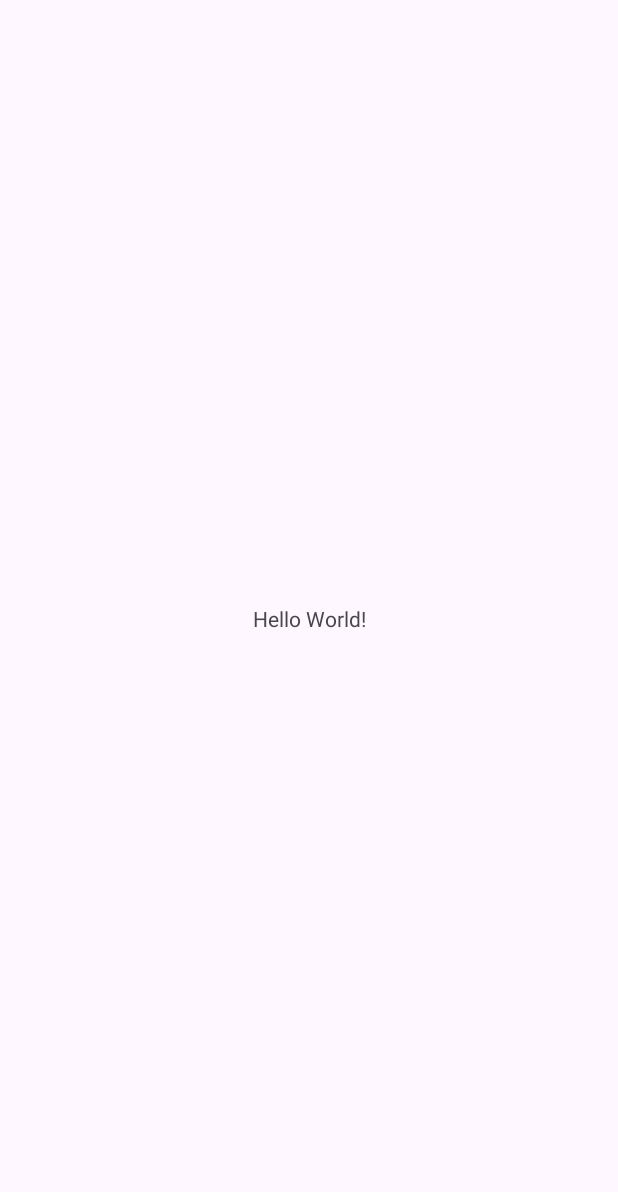
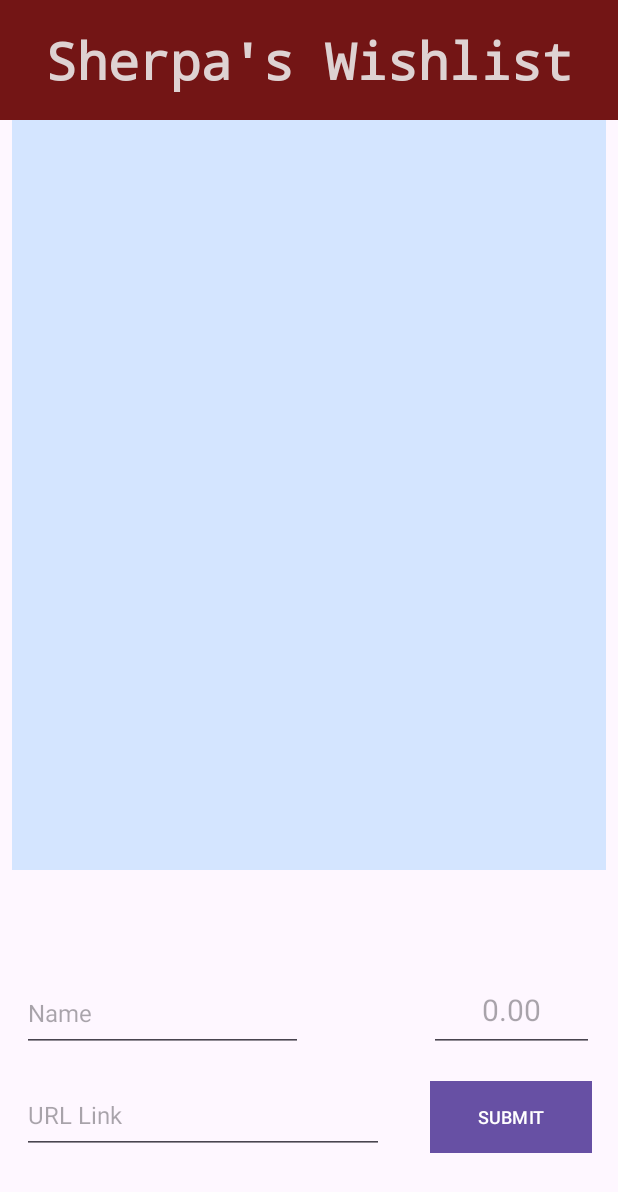
Before and after one commit to TsewangDSherpa/tds22-CS388-001, an Android app: the screen it shows after launch (MainActivity), on a phone screen of 412 x 824 dp. Before the commit the part shown is almost empty. Shown: the top 1192 px of the screen. Run offline under Robolectric (Android 15) with nearby library versions, the light colour scheme and no system bars.

Commit message:
Mostly done with Project

```diff
--- a/Projects/Wishlist/app/src/main/AndroidManifest.xml
+++ b/Projects/Wishlist/app/src/main/AndroidManifest.xml
@@ -14,7 +14,9 @@
         tools:targetApi="31">
         <activity
             android:name=".MainActivity"
-            android:exported="true">
+            android:exported="true"
+            android:windowSoftInputMode="adjustPan"
+            >
             <intent-filter>
                 <action android:name="android.intent.action.MAIN" />
 
--- a/Projects/Wishlist/app/src/main/java/com/sherpa/wishlist/MainActivity.kt
+++ b/Projects/Wishlist/app/src/main/java/com/sherpa/wishlist/MainActivity.kt
@@ -1,20 +1,58 @@
 package com.sherpa.wishlist
 
+import android.content.Context
 import android.os.Bundle
+import android.util.Log
+import android.view.View
+import android.view.inputmethod.InputMethodManager
+import android.widget.Button
 import androidx.activity.enableEdgeToEdge
 import androidx.appcompat.app.AppCompatActivity
-import androidx.core.view.ViewCompat
-import androidx.core.view.WindowInsetsCompat
+import androidx.recyclerview.widget.LinearLayoutManager
+import androidx.recyclerview.widget.RecyclerView
+import com.google.android.material.textfield.TextInputEditText
+import com.sherpa.wishlist.adapter.WishListAdapter
+import com.sherpa.wishlist.model.Wishlist
 
 class MainActivity : AppCompatActivity() {
+    lateinit var wishLists: List<Wishlist>
+
     override fun onCreate(savedInstanceState: Bundle?) {
         super.onCreate(savedInstanceState)
         enableEdgeToEdge()
-        setContentView(R.layout.activity_main)
-        ViewCompat.setOnApplyWindowInsetsListener(findViewById(R.id.main)) { v, insets ->
-            val systemBars = insets.getInsets(WindowInsetsCompat.Type.systemBars())
-            v.setPadding(systemBars.left, systemBars.top, systemBars.right, systemBars.bottom)
-            insets
+        setContentView(R.layout.activity_wishitems)
+
+        val wishListRv = findViewById<RecyclerView>(R.id.rvWishItems)
+        wishLists = Wishlist.initWishList()
+
+
+        val adapter = WishListAdapter(wishLists as ArrayList<Wishlist>)
+        wishListRv.adapter = adapter
+
+        wishListRv.layoutManager = LinearLayoutManager(this)
+
+        val addButton = findViewById<Button>(R.id.addButton)
+        val nameEditText = findViewById<TextInputEditText>(R.id.nameEditText)
+        val priceEditText = findViewById<TextInputEditText>(R.id.priceEditText)
+        val urlEditText = findViewById<TextInputEditText>(R.id.urlEditText)
+        fun View.hideKeyboard() {
+            val inputManager = context.getSystemService(Context.INPUT_METHOD_SERVICE) as InputMethodManager
+            inputManager.hideSoftInputFromWindow(windowToken, 0)
+        }
+        addButton.setOnClickListener {
+            val name = nameEditText.text.toString()
+            val price = priceEditText.text.toString().toDouble()
+            val url = urlEditText.text.toString()
+
+
+            if (name.isNotEmpty() && price > 0 && url.isNotEmpty()) {
+                Wishlist.addToWishList(name, price, url)
+                adapter.notifyDataSetChanged()
+                nameEditText.text?.clear()
+                priceEditText.text?.clear()
+                urlEditText.text?.clear()
+                it.hideKeyboard()
+            }
         }
     }
 }
--- /dev/null
+++ b/Projects/Wishlist/app/src/main/java/com/sherpa/wishlist/model/Wishlist.kt
@@ -0,0 +1,20 @@
+package com.sherpa.wishlist.model
+
+class Wishlist (val name: String, val price: Double, val url: String) {
+
+    companion object {
+        private var wishListContainer = ArrayList<Wishlist>()
+
+        fun initWishList() : ArrayList<Wishlist> {
+            return wishListContainer
+        }
+
+        fun addToWishList(name: String, price: Double, url: String) : ArrayList<Wishlist> {
+            val item = Wishlist(name, price, url)
+            wishListContainer.add(item)
+            return wishListContainer
+        }
+
+    }
+
+}
--- a/Projects/Wishlist/app/src/main/res/layout/activity_main.xml
+++ /dev/null
@@ -1,19 +0,0 @@
-<?xml version="1.0" encoding="utf-8"?>
-<androidx.constraintlayout.widget.ConstraintLayout xmlns:android="http://schemas.android.com/apk/res/android"
-    xmlns:app="http://schemas.android.com/apk/res-auto"
-    xmlns:tools="http://schemas.android.com/tools"
-    android:id="@+id/main"
-    android:layout_width="match_parent"
-    android:layout_height="match_parent"
-    tools:context=".MainActivity">
-
-    <TextView
-        android:layout_width="wrap_content"
-        android:layout_height="wrap_content"
-        android:text="Hello World!"
-        app:layout_constraintBottom_toBottomOf="parent"
-        app:layout_constraintEnd_toEndOf="parent"
-        app:layout_constraintStart_toStartOf="parent"
-        app:layout_constraintTop_toTopOf="parent" />
-
-</androidx.constraintlayout.widget.ConstraintLayout>
--- /dev/null
+++ b/Projects/Wishlist/app/src/main/res/layout/activity_wishitems.xml
@@ -0,0 +1,101 @@
+<?xml version="1.0" encoding="utf-8"?>
+<androidx.constraintlayout.widget.ConstraintLayout xmlns:android="http://schemas.android.com/apk/res/android"
+    xmlns:app="http://schemas.android.com/apk/res-auto"
+    xmlns:tools="http://schemas.android.com/tools"
+    android:layout_width="match_parent"
+    android:layout_height="match_parent">
+
+
+
+    <androidx.recyclerview.widget.RecyclerView
+        android:id="@+id/rvWishItems"
+        android:layout_width="396dp"
+        android:layout_height="500dp"
+        android:background="#D4E5FF"
+        app:layout_constraintBottom_toBottomOf="parent"
+        app:layout_constraintEnd_toEndOf="parent"
+        app:layout_constraintStart_toStartOf="parent"
+        app:layout_constraintTop_toBottomOf="@+id/textView2"
+        app:layout_constraintVertical_bias="0.0" />
+
+    <com.google.android.material.textfield.TextInputEditText
+        android:id="@+id/urlEditText"
+        android:layout_width="241dp"
+        android:layout_height="51dp"
+        android:hint="URL Link"
+        android:textAlignment="textStart"
+        android:textSize="16sp"
+        app:layout_constraintBottom_toBottomOf="parent"
+        app:layout_constraintEnd_toEndOf="parent"
+        app:layout_constraintHorizontal_bias="0.086"
+        app:layout_constraintStart_toStartOf="parent"
+        app:layout_constraintTop_toTopOf="parent"
+        app:layout_constraintVertical_bias="0.929"
+        android:maxLines="1"
+        android:ellipsize="end"/>
+
+    <com.google.android.material.textfield.TextInputEditText
+        android:id="@+id/nameEditText"
+        android:layout_width="187dp"
+        android:layout_height="52dp"
+        android:hint="Name"
+        android:textAlignment="textStart"
+        android:textSize="16sp"
+        app:layout_constraintBottom_toBottomOf="parent"
+        app:layout_constraintEnd_toEndOf="parent"
+        app:layout_constraintHorizontal_bias="0.064"
+        app:layout_constraintStart_toStartOf="parent"
+        app:layout_constraintTop_toTopOf="parent"
+        app:layout_constraintVertical_bias="0.841"
+        android:maxLines="1"
+        android:ellipsize="end"/>
+
+    <com.google.android.material.textfield.TextInputEditText
+        android:id="@+id/priceEditText"
+        android:layout_width="110dp"
+        android:layout_height="55dp"
+        android:ellipsize="start"
+        android:hint="0.00"
+        android:inputType="numberDecimal"
+        android:maxLines="1"
+        android:textAlignment="center"
+        android:textSize="20sp"
+        app:layout_constraintBottom_toBottomOf="parent"
+        app:layout_constraintEnd_toEndOf="parent"
+        app:layout_constraintHorizontal_bias="0.947"
+        app:layout_constraintStart_toStartOf="parent"
+        app:layout_constraintTop_toTopOf="parent"
+        app:layout_constraintVertical_bias="0.84" />
+
+    <Button
+        android:id="@+id/addButton"
+        android:layout_width="108dp"
+        android:layout_height="48dp"
+        android:layout_marginStart="8dp"
+        android:background="#4B1010"
+        android:text="SUBMIT"
+        android:textSize="12dp"
+        app:layout_constraintBottom_toBottomOf="parent"
+        app:layout_constraintEnd_toEndOf="parent"
+        app:layout_constraintHorizontal_bias="0.942"
+        app:layout_constraintStart_toStartOf="parent"
+        app:layout_constraintTop_toTopOf="parent"
+        app:layout_constraintVertical_bias="0.929" />
+
+    <TextView
+        android:id="@+id/textView2"
+        android:layout_width="match_parent"
+        android:layout_height="80dp"
+        android:background="#731515"
+        android:fontFamily="monospace"
+        android:gravity="center"
+        android:text="Sherpa's Wishlist"
+        android:textAppearance="@style/TextAppearance.AppCompat.Large"
+        android:textColor="#DED2D2"
+        android:textSize="34sp"
+        android:textStyle="bold"
+        app:layout_constraintEnd_toEndOf="parent"
+        app:layout_constraintHorizontal_bias="0.0"
+        app:layout_constraintStart_toStartOf="parent"
+        app:layout_constraintTop_toTopOf="parent" />
+</androidx.constraintlayout.widget.ConstraintLayout>
```
Also changed, not shown: Projects/Wishlist/app/src/main/java/com/sherpa/wishlist/adapter/WishListAdapter.kt (added, +44 -0 lines), Projects/Wishlist/app/src/main/res/drawable/border.xml (added, +11 -0 lines), Projects/Wishlist/app/src/main/res/layout/item_wishlist.xml (added, +73 -0 lines).
